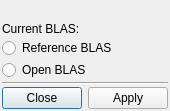
Old version of the form mainwindow.ui in the repository lostbard/blas_switch.
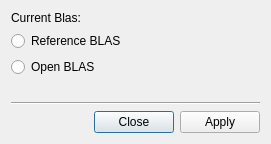
New version of the form. Icons and pictures are not drawn.

Commit message: Use ico file, minor gui layout updates

```diff
--- a/mainwindow.ui
+++ b/mainwindow.ui
@@ -11,9 +11,9 @@
    </rect>
   </property>
   <property name="sizePolicy">
-   <sizepolicy hsizetype="Minimum" vsizetype="Minimum">
+   <sizepolicy hsizetype="Preferred" vsizetype="Preferred">
     <horstretch>0</horstretch>
-    <verstretch>0</verstretch>
+    <verstretch>4</verstretch>
    </sizepolicy>
   </property>
   <property name="windowTitle">
@@ -23,29 +23,26 @@
    <iconset resource="resources.qrc">
     <normaloff>:/icons/preferences-system.svg</normaloff>:/icons/preferences-system.svg</iconset>
   </property>
-  <layout class="QVBoxLayout" name="verticalLayout" stretch="0,0,0,0,1">
-   <property name="spacing">
-    <number>2</number>
-   </property>
-   <property name="sizeConstraint">
-    <enum>QLayout::SetFixedSize</enum>
-   </property>
-   <property name="leftMargin">
-    <number>2</number>
-   </property>
-   <property name="topMargin">
-    <number>22</number>
-   </property>
-   <property name="rightMargin">
-    <number>2</number>
-   </property>
-   <property name="bottomMargin">
-    <number>2</number>
-   </property>
+  <property name="toolTip">
+   <string notr="true"/>
+  </property>
+  <property name="statusTip">
+   <string notr="true"/>
+  </property>
+  <property name="whatsThis">
+   <string notr="true"/>
+  </property>
+  <property name="accessibleName">
+   <string notr="true"/>
+  </property>
+  <property name="accessibleDescription">
+   <string notr="true"/>
+  </property>
+  <layout class="QVBoxLayout" name="verticalLayout">
    <item>
     <widget class="QLabel" name="currentBlasText">
      <property name="text">
-      <string>Current BLAS: </string>
+      <string>Current Blas:</string>
      </property>
     </widget>
    </item>
@@ -58,13 +55,38 @@
    </item>
    <item>
     <widget class="QRadioButton" name="openBlasOption">
+     <property name="sizePolicy">
+      <sizepolicy hsizetype="Minimum" vsizetype="Fixed">
+       <horstretch>0</horstretch>
+       <verstretch>2</verstretch>
+      </sizepolicy>
+     </property>
      <property name="text">
       <string>Open BLAS</string>
      </property>
     </widget>
    </item>
+   <item>
+    <spacer name="verticalSpacer">
+     <property name="orientation">
+      <enum>Qt::Vertical</enum>
+     </property>
+     <property name="sizeHint" stdset="0">
+      <size>
+       <width>20</width>
+       <height>40</height>
+      </size>
+     </property>
+    </spacer>
+   </item>
    <item>
     <widget class="Line" name="line">
+     <property name="frameShadow">
+      <enum>QFrame::Sunken</enum>
+     </property>
+     <property name="midLineWidth">
+      <number>0</number>
+     </property>
      <property name="orientation">
       <enum>Qt::Horizontal</enum>
      </property>
@@ -77,7 +99,7 @@
      </property>
     </widget>
    </item>
-  </layout>
+ </layout>
  </widget>
  <resources>
   <include location="resources.qrc"/>
```
Left out of the diff: 8 changed lines with no effect on the pictures. The commit also changes 5 other files.
